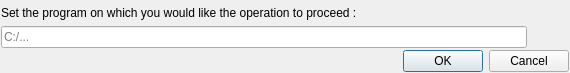
Qt form ui/getdialogs/getProgramPathDialog.ui (AmirHammouteneEI/ScheduledPasteAndKeys) before a commit.
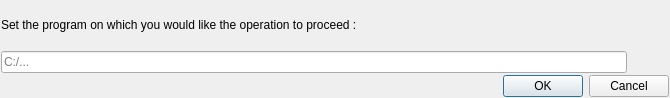
The same form after that commit. Icons and pictures are not drawn.

What changed in the file:
```diff
--- a/ui/getdialogs/getProgramPathDialog.ui
+++ b/ui/getdialogs/getProgramPathDialog.ui
@@ -6,8 +6,8 @@
    <rect>
     <x>0</x>
     <y>0</y>
-    <width>570</width>
-    <height>73</height>
+    <width>670</width>
+    <height>98</height>
    </rect>
   </property>
   <property name="windowTitle">
@@ -59,9 +59,11 @@
        <property name="toolTip">
         <string>Browse a directory in order to help to set the path...</string>
        </property>
-       <property name="icon">
-        <iconset resource="../resources.qrc">
-         <normaloff>:/img/browseFolder.png</normaloff>:/img/browseFolder.png</iconset>
+       <property name="iconSize">
+        <size>
+         <width>24</width>
+         <height>24</height>
+        </size>
        </property>
        <property name="flat">
         <bool>true</bool>
```
Left out of the diff: 4 changed lines with no effect on the pictures.
